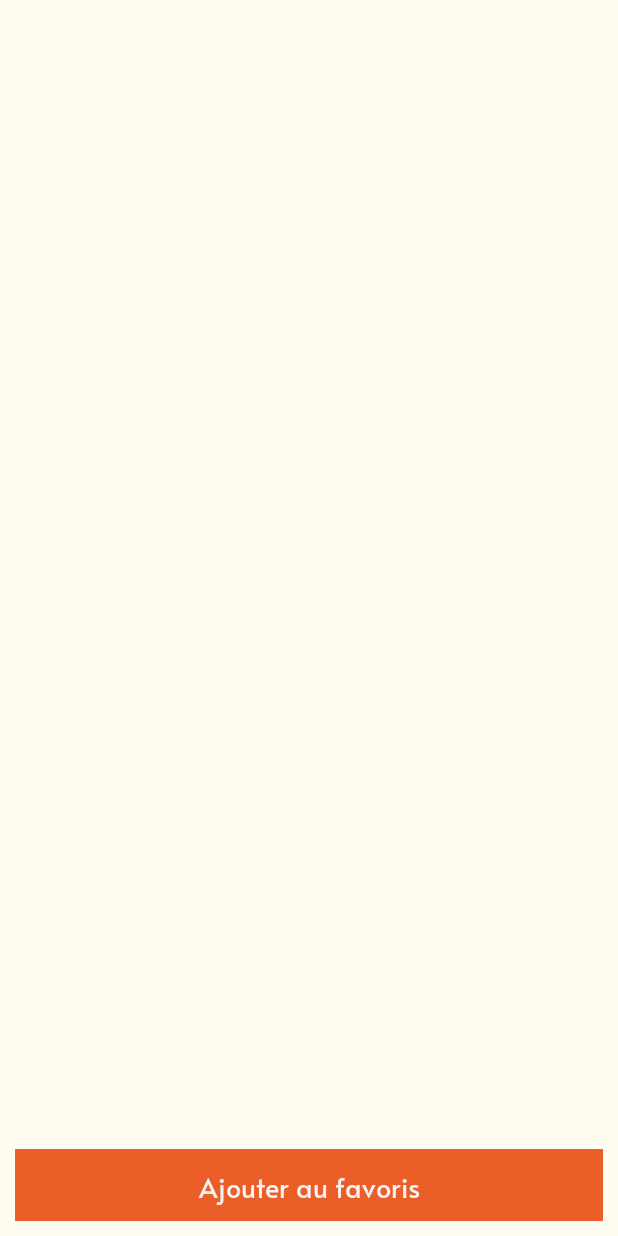
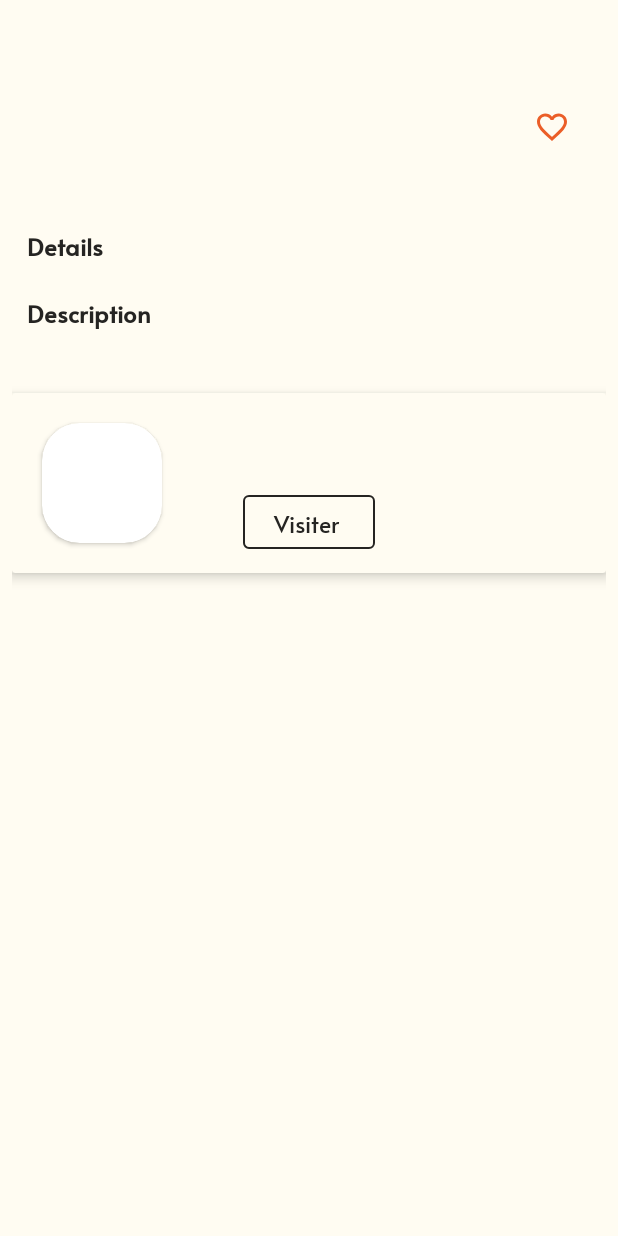
Before and after one commit to ouaala-ayoub/Pcfy, an Android app: the AnnonceFragment screen opened directly, with no data from a screen before it, on a phone screen of 412 x 824 dp. Run offline under Robolectric (Android 15) with nearby library versions, the phone set to English and light mode, and no system bars; our stand-ins replace Picasso; pictures from the network do not load; 2 statements that could not run were skipped.

Commit message:
enhancing ui

```diff
--- a/app/src/main/java/com/example/pc/ui/fragments/SellerInfoFragment.kt
+++ b/app/src/main/java/com/example/pc/ui/fragments/SellerInfoFragment.kt
@@ -19,6 +19,7 @@ import com.example.pc.databinding.FragmentSellerInfoBinding
 import com.example.pc.ui.activities.AnnonceActivity
 import com.example.pc.ui.adapters.AnnoncesAdapter
 import com.example.pc.ui.viewmodels.SellerInfoModel
+import com.example.pc.utils.USERS_AWS_S3_LINK
 import com.example.pc.utils.toast
 import com.squareup.picasso.Picasso
 
@@ -115,9 +116,8 @@ class SellerInfoFragment : Fragment() {
             } else {
                 Picasso
                     .get()
-                    .load(seller.imageUrl)
+                    .load("${USERS_AWS_S3_LINK}${seller.imageUrl}")
                     .fit()
-                    .centerCrop()
                     .into(sellerImage)
             }
 
--- a/app/src/main/res/drawable-night/ic_baseline_favorite_24.xml
+++ b/app/src/main/res/drawable-night/ic_baseline_favorite_24.xml
@@ -1,5 +1,5 @@
 <vector android:alpha="0.85" android:height="24dp"
-    android:tint="#000000" android:viewportHeight="24"
+    android:tint="@color/orange_button" android:viewportHeight="24"
     android:viewportWidth="24" android:width="24dp" xmlns:android="http://schemas.android.com/apk/res/android">
-    <path android:fillColor="@android:color/white" android:pathData="M12,21.35l-1.45,-1.32C5.4,15.36 2,12.28 2,8.5 2,5.42 4.42,3 7.5,3c1.74,0 3.41,0.81 4.5,2.09C13.09,3.81 14.76,3 16.5,3 19.58,3 22,5.42 22,8.5c0,3.78 -3.4,6.86 -8.55,11.54L12,21.35z"/>
+    <path android:fillColor="@color/orange_button" android:pathData="M12,21.35l-1.45,-1.32C5.4,15.36 2,12.28 2,8.5 2,5.42 4.42,3 7.5,3c1.74,0 3.41,0.81 4.5,2.09C13.09,3.81 14.76,3 16.5,3 19.58,3 22,5.42 22,8.5c0,3.78 -3.4,6.86 -8.55,11.54L12,21.35z"/>
 </vector>
--- /dev/null
+++ b/app/src/main/res/drawable/add_to_favourite_selector.xml
@@ -0,0 +1,7 @@
+<?xml version="1.0" encoding="utf-8"?>
+
+<selector xmlns:android="http://schemas.android.com/apk/res/android">
+    <item android:drawable="@drawable/ic_baseline_favorite_24" android:state_checked="true" />
+    <item android:drawable="@drawable/ic_baseline_favorite_24" android:state_pressed="true" />
+    <item android:drawable="@drawable/ic_baseline_favorite_border_24" android:state_pressed="false" />
+</selector>
--- a/app/src/main/res/drawable/ic_baseline_favorite_24.xml
+++ b/app/src/main/res/drawable/ic_baseline_favorite_24.xml
@@ -1,5 +1,5 @@
 <vector android:alpha="0.85" android:height="24dp"
-    android:tint="#000000" android:viewportHeight="24"
+    android:tint="@color/orange_button" android:viewportHeight="24"
     android:viewportWidth="24" android:width="24dp" xmlns:android="http://schemas.android.com/apk/res/android">
-    <path android:fillColor="@android:color/white" android:pathData="M12,21.35l-1.45,-1.32C5.4,15.36 2,12.28 2,8.5 2,5.42 4.42,3 7.5,3c1.74,0 3.41,0.81 4.5,2.09C13.09,3.81 14.76,3 16.5,3 19.58,3 22,5.42 22,8.5c0,3.78 -3.4,6.86 -8.55,11.54L12,21.35z"/>
+    <path android:fillColor="@color/orange_button" android:pathData="M12,21.35l-1.45,-1.32C5.4,15.36 2,12.28 2,8.5 2,5.42 4.42,3 7.5,3c1.74,0 3.41,0.81 4.5,2.09C13.09,3.81 14.76,3 16.5,3 19.58,3 22,5.42 22,8.5c0,3.78 -3.4,6.86 -8.55,11.54L12,21.35z"/>
 </vector>
--- /dev/null
+++ b/app/src/main/res/drawable/ic_baseline_favorite_border_24.xml
@@ -0,0 +1,5 @@
+<vector android:height="24dp" android:tint="@color/orange_button"
+    android:viewportHeight="24" android:viewportWidth="24"
+    android:width="24dp" xmlns:android="http://schemas.android.com/apk/res/android">
+    <path android:fillColor="@android:color/white" android:pathData="M16.5,3c-1.74,0 -3.41,0.81 -4.5,2.09C10.91,3.81 9.24,3 7.5,3 4.42,3 2,5.42 2,8.5c0,3.78 3.4,6.86 8.55,11.54L12,21.35l1.45,-1.32C18.6,15.36 22,12.28 22,8.5 22,5.42 19.58,3 16.5,3zM12.1,18.55l-0.1,0.1 -0.1,-0.1C7.14,14.24 4,11.39 4,8.5 4,6.5 5.5,5 7.5,5c1.54,0 3.04,0.99 3.57,2.36h1.87C13.46,5.99 14.96,5 16.5,5c2,0 3.5,1.5 3.5,3.5 0,2.89 -3.14,5.74 -7.9,10.05z"/>
+</vector>
--- a/app/src/main/res/layout/fragment_annonce.xml
+++ b/app/src/main/res/layout/fragment_annonce.xml
@@ -1,7 +1,7 @@
 <?xml version="1.0" encoding="utf-8"?>
 <androidx.constraintlayout.widget.ConstraintLayout xmlns:android="http://schemas.android.com/apk/res/android"
+    xmlns:app="http://schemas.android.com/apk/res-auto"
     xmlns:tools="http://schemas.android.com/tools"
-    xmlns:app="http://schemas.android.com/apk/res-auto"
     android:layout_width="match_parent"
     android:layout_height="match_parent"
     tools:context=".ui.fragments.AnnonceFragment">
@@ -12,7 +12,7 @@
         android:layout_marginTop="10dp"
         android:layout_marginBottom="10dp"
         android:fillViewport="true"
-        app:layout_constraintBottom_toTopOf="@id/add_to_fav"
+        app:layout_constraintBottom_toBottomOf="parent"
         app:layout_constraintEnd_toEndOf="parent"
         app:layout_constraintHorizontal_bias="0.5"
         app:layout_constraintStart_toStartOf="parent"
@@ -29,7 +29,7 @@
                 android:id="@+id/images_vp"
                 android:layout_width="match_parent"
                 android:layout_height="wrap_content"
-                android:overScrollMode="ifContentScrolls"/>
+                android:overScrollMode="ifContentScrolls" />
 
             <com.google.android.material.tabs.TabLayout
                 android:id="@+id/tracking_tab"
@@ -39,29 +39,50 @@
                 app:tabBackground="@drawable/tab_selector"
                 app:tabGravity="center"
                 app:tabIndicatorHeight="0dp"
-                app:tabMaxWidth="@dimen/tab_max_width"/>
+                app:tabMaxWidth="@dimen/tab_max_width" />
+
+            <LinearLayout
+                android:layout_width="match_parent"
+                android:layout_height="wrap_content"
+                android:layout_marginTop="10dp"
+                android:layout_marginBottom="10dp"
+                android:orientation="horizontal">
 
                 <TextView
                     android:id="@+id/product_title"
                     android:layout_width="match_parent"
                     android:layout_height="wrap_content"
-                android:layout_marginBottom="10dp"
+                    android:layout_weight="1"
                     android:paddingStart="10dp"
                     android:paddingEnd="10dp"
                     android:textSize="22sp"
                     android:textStyle="bold"
                     tools:text="Rx 580" />
 
+                <androidx.appcompat.widget.AppCompatCheckBox
+                    android:id="@+id/add_to_fav"
+                    android:layout_width="35dp"
+                    android:layout_height="30dp"
+                    android:layout_gravity="center"
+                    android:layout_marginStart="20dp"
+                    android:layout_marginEnd="20dp"
+                    android:layout_weight="0.1"
+                    android:button="@drawable/add_to_favourite_selector"
+                    android:clickable="true"
+                    android:focusable="true"
+                    android:gravity="center" />
+            </LinearLayout>
+
             <LinearLayout
                 android:layout_width="match_parent"
-                android:layout_height="match_parent"
+                android:layout_height="wrap_content"
+                android:layout_marginBottom="10dp"
                 android:orientation="horizontal">
 
                 <TextView
                     android:id="@+id/product_price"
                     android:layout_width="0dp"
                     android:layout_height="wrap_content"
-                    android:layout_marginBottom="10dp"
                     android:layout_weight="1"
                     android:paddingStart="10dp"
                     android:paddingEnd="10dp"
@@ -73,8 +94,10 @@
                     android:id="@+id/product_status"
                     android:layout_width="wrap_content"
                     android:layout_height="match_parent"
-                    android:layout_marginEnd="30dp"
                     android:gravity="center"
+                    android:paddingStart="20dp"
+                    android:paddingEnd="20dp"
+                    android:textSize="16sp"
                     tools:text="Etat : neuf" />
             </LinearLayout>
 
@@ -82,6 +105,7 @@
                 android:id="@+id/detail_tv"
                 android:layout_width="match_parent"
                 android:layout_height="wrap_content"
+                android:layout_marginBottom="10dp"
                 android:paddingStart="10dp"
                 android:paddingEnd="10dp"
                 android:text="Details"
@@ -99,7 +123,6 @@
                 android:layout_width="match_parent"
                 android:layout_height="wrap_content"
                 android:layout_marginTop="10dp"
-                android:layout_marginBottom="10dp"
                 android:paddingStart="10dp"
                 android:paddingEnd="10dp"
                 android:text="@string/description"
@@ -110,7 +133,7 @@
                 android:id="@+id/product_description"
                 android:layout_width="match_parent"
                 android:layout_height="wrap_content"
-                android:layout_marginBottom="10dp"
+                android:layout_marginTop="10dp"
                 android:paddingStart="10dp"
                 android:paddingEnd="10dp"
                 tools:text="description" />
@@ -119,6 +142,7 @@
                 android:id="@+id/product_seller"
                 android:layout_width="match_parent"
                 android:layout_height="@dimen/store_height"
+                android:layout_marginTop="10dp"
                 android:backgroundTint="@color/background_color"
                 app:cardElevation="5dp">
 
@@ -147,7 +171,7 @@
                     android:gravity="center"
                     android:paddingStart="10dp"
                     android:paddingEnd="10dp"
-                    android:textSize="15sp"
+                    android:textSize="16sp"
                     tools:text="product seller" />
 
                 <Button
@@ -183,16 +207,4 @@
         app:layout_constraintStart_toStartOf="parent"
         app:layout_constraintTop_toTopOf="parent" />
 
-    <androidx.appcompat.widget.AppCompatButton
-        android:id="@+id/add_to_fav"
-        android:layout_width="0dp"
-        android:layout_height="wrap_content"
-        android:layout_marginStart="10dp"
-        android:layout_marginEnd="10dp"
-        android:layout_marginBottom="10dp"
-        android:text="Ajouter au favoris"
-        app:layout_constraintBottom_toBottomOf="parent"
-        app:layout_constraintEnd_toEndOf="parent"
-        app:layout_constraintStart_toStartOf="parent" />
-
 </androidx.constraintlayout.widget.ConstraintLayout>
--- a/app/src/main/res/layout/single_scrollable_image.xml
+++ b/app/src/main/res/layout/single_scrollable_image.xml
@@ -7,7 +7,7 @@
 
     <ImageView
         android:id="@+id/product_images"
-        android:layout_width="match_parent"
+        android:layout_width="@dimen/annonce_image_height"
         android:layout_height="@dimen/annonce_image_height"
         android:scaleType="centerCrop"
         android:src="@drawable/ic_launcher_background"
--- a/app/src/main/res/values/dimens.xml
+++ b/app/src/main/res/values/dimens.xml
@@ -19,4 +19,6 @@
     <dimen name="annonce_image_size">80dp</dimen>
     <dimen name="arrow_size">40dp</dimen>
     <dimen name="tab_max_width">20dp</dimen>
+    <dimen name="fav_height">30dp</dimen>
+    <dimen name="fav_width">35dp</dimen>
 </resources>
```
Also changed, not shown: app/src/main/java/com/example/pc/ui/adapters/ImagesAdapter.kt (+6 -3 lines), app/src/main/java/com/example/pc/ui/fragments/AnnonceFragment.kt (+77 -30 lines), app/src/main/java/com/example/pc/ui/viewmodels/AnnonceModel.kt (+34 -0 lines), app/src/main/res/layout/single_favourite.xml (+4 -5 lines). Lines whose indentation alone changed are shown as unchanged.
